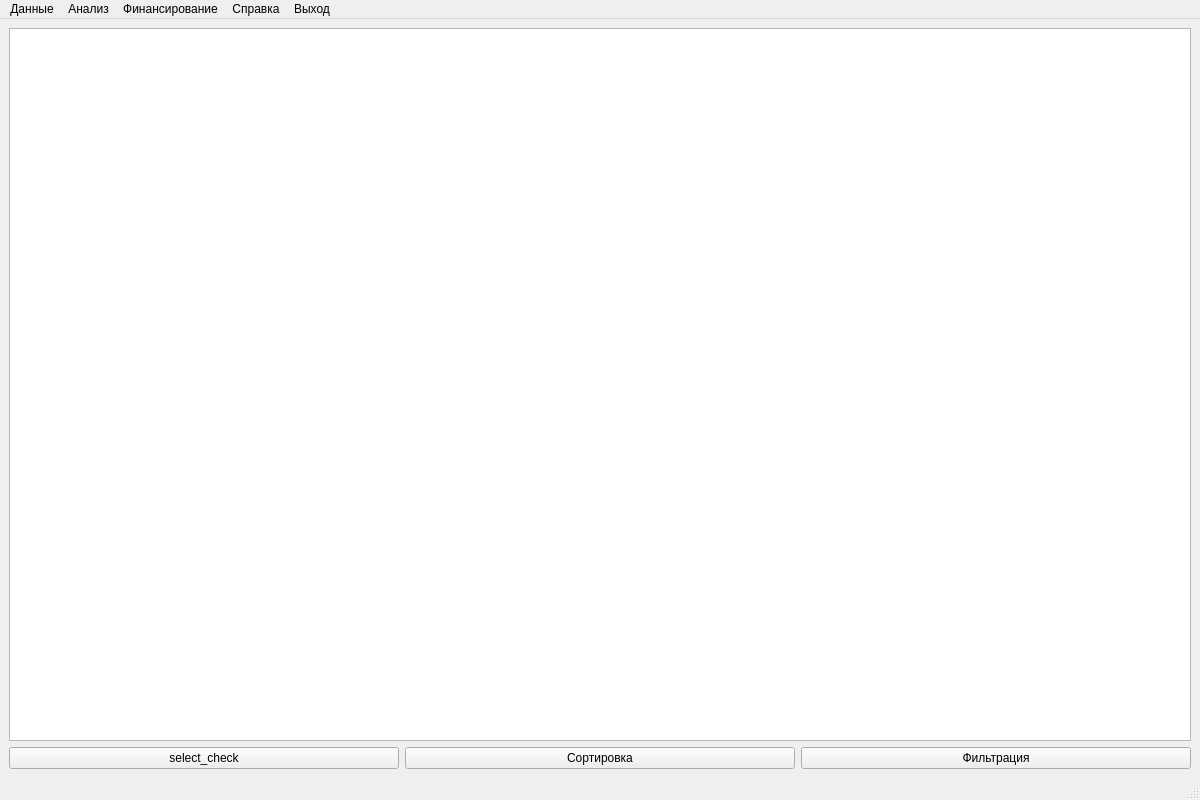
Above: ProjViewWindow.ui from BITLIFASON/Support_Of_Competitions_For_Grants before the change. Below: the same form after it.
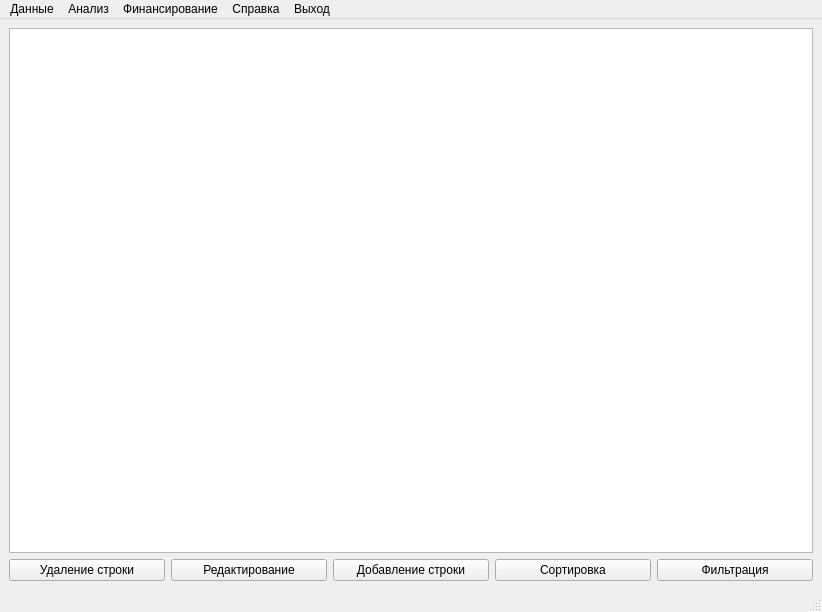
That is the form after the change.

Commit message: Реализовано добавление, удаление и изменение строки в таблице проектов

The edit to the form file:
```diff
--- a/ProjViewWindow.ui
+++ b/ProjViewWindow.ui
@@ -6,8 +6,8 @@
    <rect>
     <x>0</x>
     <y>0</y>
-    <width>1200</width>
-    <height>800</height>
+    <width>822</width>
+    <height>612</height>
    </rect>
   </property>
   <property name="mouseTracking">
@@ -18,21 +18,42 @@
   </property>
   <widget class="QWidget" name="centralwidget">
    <layout class="QGridLayout" name="gridLayout">
+    <item row="1" column="0">
+     <widget class="QPushButton" name="push_button_select_check">
+      <property name="text">
+       <string>Удаление строки</string>
+      </property>
+     </widget>
+    </item>
+    <item row="1" column="1">
+     <widget class="QPushButton" name="pushButton_change">
+      <property name="text">
+       <string>Редактирование</string>
+      </property>
+     </widget>
+    </item>
     <item row="1" column="2">
+     <widget class="QPushButton" name="pushButton_add_row">
+      <property name="text">
+       <string>Добавление строки</string>
+      </property>
+     </widget>
+    </item>
+    <item row="1" column="3">
+     <widget class="QPushButton" name="push_button_sort">
+      <property name="text">
+       <string>Сортировка</string>
+      </property>
+     </widget>
+    </item>
+    <item row="1" column="4">
      <widget class="QPushButton" name="push_button_filter">
       <property name="text">
        <string>Фильтрация</string>
       </property>
      </widget>
     </item>
-    <item row="1" column="0">
-     <widget class="QPushButton" name="push_button_select_check">
-      <property name="text">
-       <string>select_check</string>
-      </property>
-     </widget>
-    </item>
-    <item row="0" column="0" colspan="3">
+    <item row="0" column="0" colspan="5">
      <widget class="QTableView" name="tableView">
       <property name="sizePolicy">
        <sizepolicy hsizetype="Preferred" vsizetype="Preferred">
@@ -60,13 +81,6 @@
       </attribute>
      </widget>
     </item>
-    <item row="1" column="1">
-     <widget class="QPushButton" name="push_button_sort">
-      <property name="text">
-       <string>Сортировка</string>
-      </property>
-     </widget>
-    </item>
    </layout>
   </widget>
   <widget class="QMenuBar" name="menubar">
@@ -74,8 +88,8 @@
     <rect>
      <x>0</x>
      <y>0</y>
-     <width>1200</width>
-     <height>21</height>
+     <width>822</width>
+     <height>26</height>
     </rect>
    </property>
    <widget class="QMenu" name="panel_data">
```
The commit also changes 10 other files.
